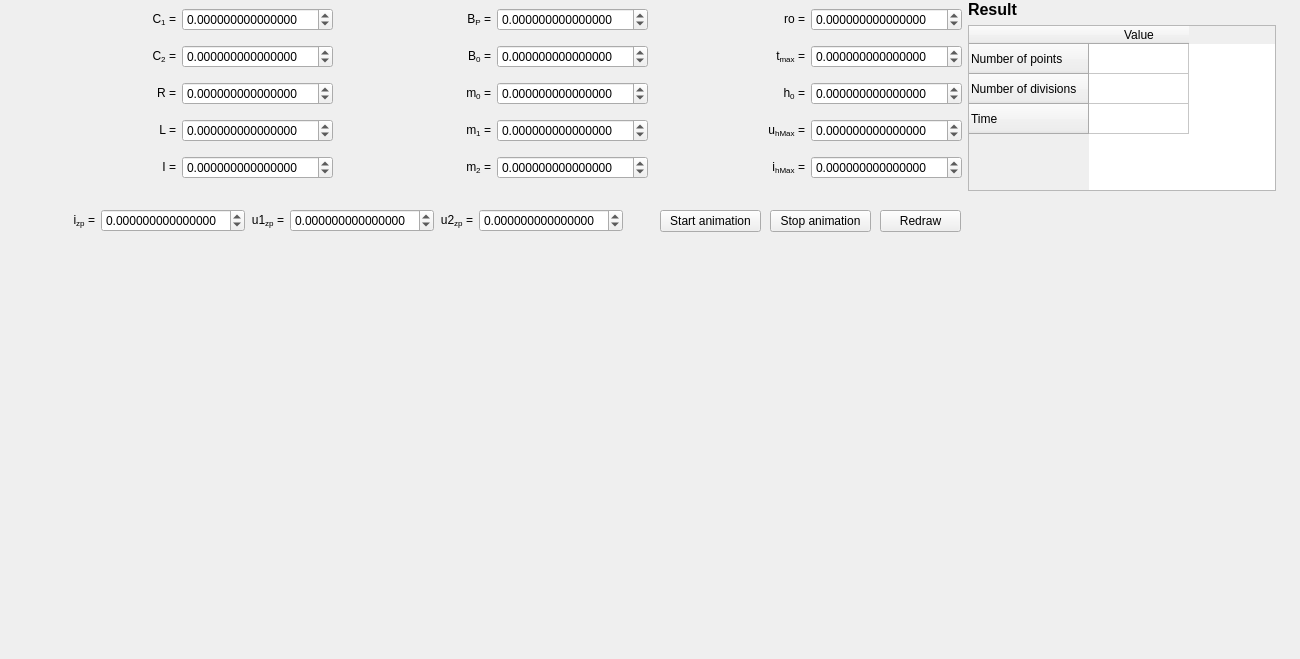
Before: the Qt Designer form widgets/trajectorywidget.ui in zsolt-racz/chua-trajectory-visualiser, drawn with Qt 5.
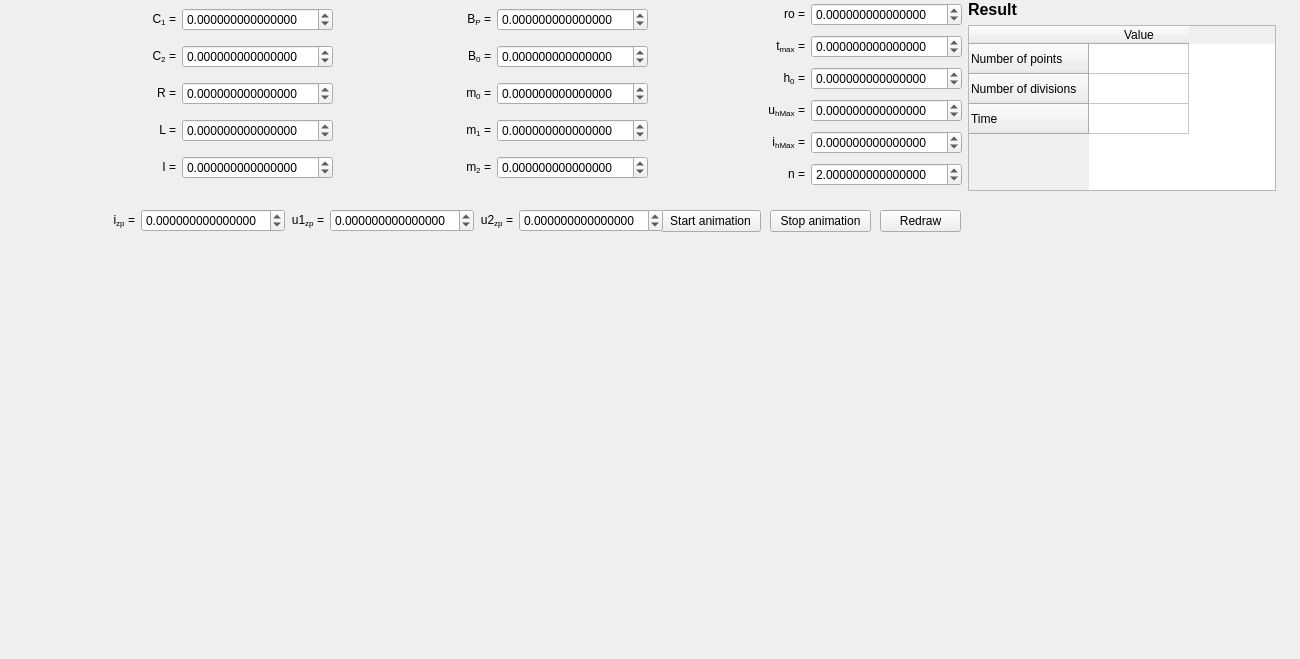
After: the same form once the commit is applied. Custom widgets are drawn as their Qt base class.

```diff
--- a/widgets/trajectorywidget.ui
+++ b/widgets/trajectorywidget.ui
@@ -449,6 +449,33 @@
         </item>
        </layout>
       </item>
+      <item>
+       <layout class="QHBoxLayout" name="horizontalLayout_21">
+        <item>
+         <widget class="QLabel" name="label_20">
+          <property name="text">
+           <string>&lt;html&gt;&lt;head/&gt;&lt;body&gt;&lt;p align=&quot;right&quot;&gt;n =&lt;/p&gt;&lt;/body&gt;&lt;/html&gt;</string>
+          </property>
+         </widget>
+        </item>
+        <item>
+         <widget class="QDoubleSpinBox" name="input_n">
+          <property name="decimals">
+           <number>15</number>
+          </property>
+          <property name="minimum">
+           <double>1.000001000000000</double>
+          </property>
+          <property name="maximum">
+           <double>8.000000000000000</double>
+          </property>
+          <property name="value">
+           <double>2.000000000000000</double>
+          </property>
+         </widget>
+        </item>
+       </layout>
+      </item>
      </layout>
     </item>
     <item>
@@ -505,7 +532,7 @@
     <rect>
      <x>25</x>
      <y>200</y>
-     <width>598</width>
+     <width>638</width>
      <height>41</height>
     </rect>
    </property>
```
